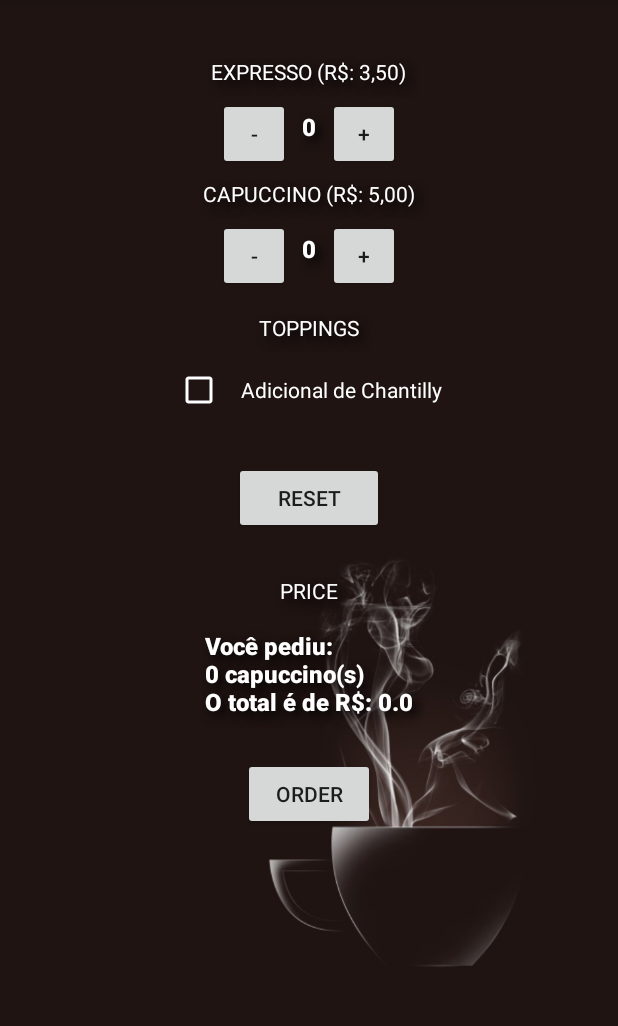
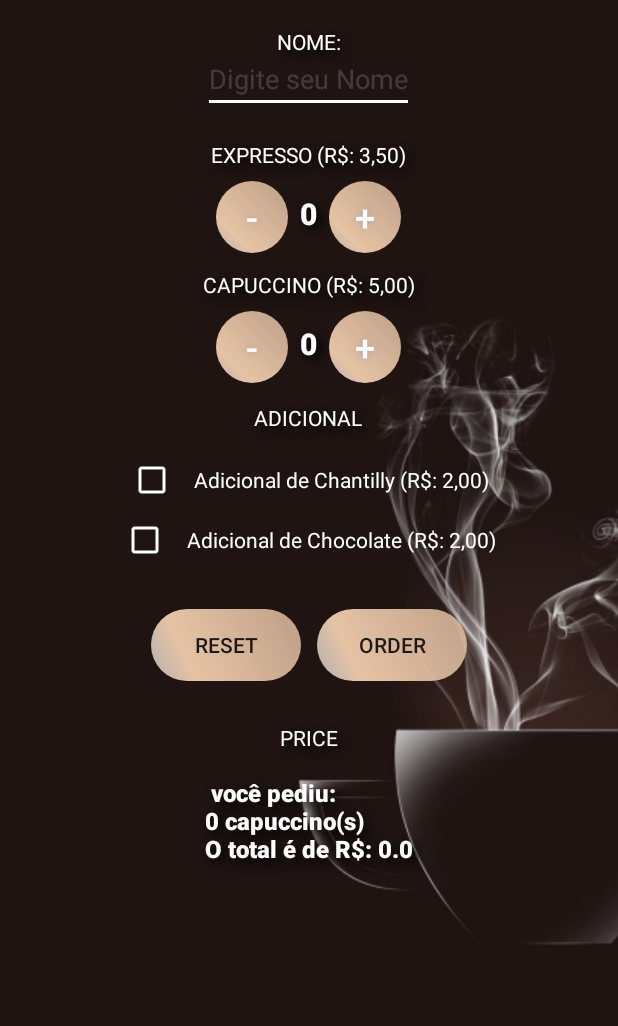
Before and after one commit to WesRocha/Coffe, an Android app: the screen it shows after launch (MainActivity), after a tap on "ORDER", on a phone screen of 412 x 824 dp, the part 84-1110 px from its top. Run offline under Robolectric (Android 15) with nearby library versions, the phone set to English and light mode, and no system bars; 1 other tap on this screen came first.

Commit message:
my second commit

```diff
--- a/app/src/main/java/com/example/justjava/MainActivity.java
+++ b/app/src/main/java/com/example/justjava/MainActivity.java
@@ -6,6 +6,7 @@ import android.os.Bundle;
 import android.util.Log;
 import android.view.View;
 import android.widget.CheckBox;
+import android.widget.EditText;
 import android.widget.TextView;
 import java.text.NumberFormat;
 
@@ -21,37 +22,55 @@ public class MainActivity extends AppCompatActivity {
     int quantityExpresso = 0;
     int quantityCapuccino = 0;
     String chantily = "";
+    String choco = "";
 
     public void submitOrder(View view){
+        CheckBox estaCheckChoco = (CheckBox) findViewById(R.id.checkboxChoco);
 
-        CheckBox estaCheck = (CheckBox) findViewById(R.id.checkboxChant);
-        if(estaCheck.isChecked()){
+        CheckBox estaCheckChant = (CheckBox) findViewById(R.id.checkboxChant);
+
+        EditText teste = (EditText) findViewById(R.id.name);
+
+        if(estaCheckChant.isChecked()){
             chantily = "Com adicional de chantilly";
         }else{
             chantily = "";
         }
+
+        if (estaCheckChoco.isChecked()){
+            choco = "Com adicional de chocolate";
+        }else{
+            choco = "";
+        }
+
         if(quantityExpresso == 0){
-            String message = "Você pediu:\n"
+            String message = teste.getText() + " você pediu:\n"
                     + quantityCapuccino + " capuccino(s)\n"
-                    + "O total é de R$: " + calculate2(quantityCapuccino, estaCheck.isChecked()) + "\n" +  chantily;
+                    + "O total é de R$: " + calculate2(quantityCapuccino, estaCheckChant.isChecked(), estaCheckChoco.isChecked())
+                    + "\n" +  chantily + "\n" + choco;
             displayMessage(message);
         }else if(quantityCapuccino == 0){
-            String message = "Você pediu:\n"
+            String message = teste.getText() + " você pediu:\n"
                     + quantityExpresso + " expresso(s)\n"
-                    + "O total é de R$: " + calculate1(quantityExpresso, estaCheck.isChecked()) + "\n" + chantily;
+                    + "O total é de R$: " + calculate1(quantityExpresso, estaCheckChant.isChecked(), estaCheckChoco.isChecked())
+                    + "\n" + chantily + "\n" + choco;
             displayMessage(message);
         }else{
-            String message = "Você pediu:\n"
+            String message = teste.getText() + " você pediu:\n"
                     + quantityExpresso + " café(s) expresso(s)\n"
                     + quantityCapuccino + " capuccino(s)\n"
-                    + "O total é de R$: " + calculate3(quantityExpresso, quantityCapuccino, estaCheck.isChecked()) + "\n" + chantily;
+                    + "O total é de R$: " + calculate3(quantityExpresso, quantityCapuccino, estaCheckChant.isChecked(), estaCheckChoco.isChecked())
+                    + "\n" + chantily + "\n" + choco;
             displayMessage(message);
         }
 
     }
 
-    private double calculate1(double quantityEx, boolean chant){
-        if (chant == true){
+    private double calculate1(double quantityEx, boolean chant, boolean choco){
+        if (chant == true && choco == true){
+            double total = quantityEx * 3.5 + 4;
+            return total;
+        }else if (chant == true || choco == true){
             double total = quantityEx * 3.5 + 2;
             return total;
         }else{
@@ -61,8 +80,11 @@ public class MainActivity extends AppCompatActivity {
 
     }
 
-    private double calculate2(double quantityCap, boolean chant){
-        if (chant == true){
+    private double calculate2(double quantityCap, boolean chant, boolean choco){
+        if (chant == true && choco == true){
+            double total = quantityCap * 5 + 4;
+            return total;
+        }else if (chant == true || choco == true){
             double total = quantityCap * 5 + 2;
             return total;
         }else{
@@ -72,11 +94,14 @@ public class MainActivity extends AppCompatActivity {
 
     }
 
-    private double calculate3(double quantityEx, double quantityCap, boolean chant){
-        if (chant == true){
+    private double calculate3(double quantityEx, double quantityCap, boolean chant, boolean choco){
+        if (chant == true && choco == true){
+            double total = ((quantityEx * 3.5) + (quantityCap * 5)) + 4;
+            return total;
+        }else if (chant == true || choco == true){
             double total = ((quantityEx * 3.5) + (quantityCap * 5)) + 2;
             return total;
-        }else{
+        }else {
             double total = ((quantityEx * 3.5) + (quantityCap * 5));
             return total;
         }
@@ -134,4 +159,5 @@ public class MainActivity extends AppCompatActivity {
         TextView priceTextView = (TextView) findViewById(R.id.price_text_view);
         priceTextView.setText(message);
     }
+
 }
--- /dev/null
+++ b/app/src/main/res/drawable/buttonshape.xml
@@ -0,0 +1,24 @@
+<?xml version="1.0" encoding="utf-8"?>
+<shape xmlns:android="http://schemas.android.com/apk/res/android" android:shape="rectangle" >
+    <corners
+        android:radius="100dp"
+        />
+    <gradient
+        android:angle="45"
+        android:centerX="25%"
+        android:centerColor="#E6C3A5"
+        android:startColor="#A9FFFFFF"
+        android:endColor="#CBE6C3A5"
+        android:type="linear"
+        />
+    <padding
+        android:left="0dp"
+        android:top="0dp"
+        android:right="0dp"
+        android:bottom="0dp"
+        />
+    <size
+        android:width="38dp"
+        android:height="38dp"
+        />
+</shape>
--- /dev/null
+++ b/app/src/main/res/drawable/buttonshape1.xml
@@ -0,0 +1,24 @@
+<?xml version="1.0" encoding="utf-8"?>
+<shape xmlns:android="http://schemas.android.com/apk/res/android" android:shape="rectangle" >
+    <corners
+        android:radius="17dp"
+        />
+    <gradient
+        android:angle="45"
+        android:centerX="35%"
+        android:centerColor="#A68D77"
+        android:startColor="#E6C3A5"
+        android:endColor="#c75732"
+        android:type="linear"
+        />
+    <padding
+        android:left="0dp"
+        android:top="0dp"
+        android:right="0dp"
+        android:bottom="0dp"
+        />
+    <size
+        android:width="250dp"
+        android:height="45dp"
+        />
+</shape>
--- a/app/src/main/res/layout/activity_main.xml
+++ b/app/src/main/res/layout/activity_main.xml
@@ -1,22 +1,57 @@
+<ScrollView
+    xmlns:android="http://schemas.android.com/apk/res/android"
+    android:layout_width="match_parent"
+    android:layout_height="match_parent"
+    android:background="#1f1412">
+
     <RelativeLayout xmlns:android="http://schemas.android.com/apk/res/android"
         xmlns:tools="http://schemas.android.com/tools"
         android:layout_width="match_parent"
         android:layout_height="match_parent"
-    tools:context=".MainActivity"
-    android:background="#1f1412">
+        tools:context=".MainActivity">
 
         <RelativeLayout
-        android:layout_width="match_parent"
+            android:layout_width="wrap_content"
             android:layout_height="match_parent">
 
             <ImageView
-            android:layout_width="match_parent"
+                android:layout_width="wrap_content"
                 android:layout_height="match_parent"
                 android:alpha="0.9"
-            android:paddingLeft="150dp"
-            android:paddingTop="300dp"
+                android:paddingTop="100dp"
+                android:paddingLeft="300dp"
                 android:scaleType="centerCrop"
                 android:src="@drawable/coffe1" />
+
+            <TextView
+                android:id="@+id/Nome"
+                android:layout_width="wrap_content"
+                android:layout_height="wrap_content"
+                android:text="Nome:"
+                android:textAllCaps="true"
+                android:padding="8dp"
+                android:layout_centerInParent="true"
+                android:layout_alignParentTop="true"
+                android:layout_marginTop="10dp"
+                android:textColor="#ffffff"
+                android:shadowColor="#000000"
+                android:shadowDx="5"
+                android:shadowDy="5"
+                android:shadowRadius="8"/>
+
+            <EditText
+                android:id="@+id/name"
+                android:layout_width="wrap_content"
+                android:layout_height="wrap_content"
+                android:layout_centerInParent="true"
+                android:layout_alignParentTop="true"
+                android:layout_marginTop="30dp"
+                android:textColor="#ffffff"
+                android:hint="Digite seu Nome"
+                android:textColorHint="#2AFFFFFF"
+                android:backgroundTint="#ffffff"
+                android:layout_below="@id/Nome"
+                android:textAlignment="center"/>
 
             <TextView
                 android:id="@+id/quantidadeExpresso"
@@ -26,22 +61,28 @@
                 android:textAllCaps="true"
                 android:padding="8dp"
                 android:layout_centerInParent="true"
-            android:layout_marginTop="30dp"
-            android:layout_alignParentTop="true"
+                android:layout_marginTop="10dp"
                 android:textColor="#ffffff"
                 android:shadowColor="#000000"
                 android:shadowDx="5"
                 android:shadowDy="5"
-            android:shadowRadius="8"/>
+                android:shadowRadius="8"
+                android:layout_below="@id/name"/>
 
             <Button
                 android:id="@+id/menosExpresso"
+                android:text="-"
+                android:textColor="#FFFFFF"
+                android:textSize="24sp"
                 android:layout_width="48dp"
                 android:layout_height="48dp"
-            android:text="-"
+                android:background="@drawable/buttonshape"
+                android:shadowColor="#A8A8A8"
+                android:shadowDx="0"
+                android:shadowDy="0"
+                android:shadowRadius="5"
                 android:layout_below="@id/quantidadeExpresso"
                 android:layout_toLeftOf="@id/quantity_text_view_expresso"
-            android:padding="8dp"
                 android:onClick="subtrairExpresso" />
 
             <TextView
@@ -49,7 +90,7 @@
                 android:layout_width="wrap_content"
                 android:layout_height="wrap_content"
                 android:text="0"
-            android:textSize="16sp"
+                android:textSize="20sp"
                 android:fontFamily="sans-serif-black"
                 android:layout_below="@id/quantidadeExpresso"
                 android:layout_centerInParent="true"
@@ -62,12 +103,18 @@
 
             <Button
                 android:id="@+id/maisExpresso"
+                android:text="+"
+                android:textColor="#FFFFFF"
+                android:textSize="24sp"
                 android:layout_width="48dp"
                 android:layout_height="48dp"
-            android:text="+"
+                android:background="@drawable/buttonshape"
+                android:shadowColor="#A8A8A8"
+                android:shadowDx="0"
+                android:shadowDy="0"
+                android:shadowRadius="5"
                 android:layout_below="@id/quantidadeExpresso"
                 android:layout_toRightOf="@id/quantity_text_view_expresso"
-            android:padding="8dp"
                 android:onClick="somarExpresso" />
 
             <TextView
@@ -88,12 +135,18 @@
 
             <Button
                 android:id="@+id/menosCapuccino"
+                android:text="-"
+                android:textColor="#FFFFFF"
+                android:textSize="24sp"
                 android:layout_width="48dp"
                 android:layout_height="48dp"
-            android:text="-"
+                android:background="@drawable/buttonshape"
+                android:shadowColor="#A8A8A8"
+                android:shadowDx="0"
+                android:shadowDy="0"
+                android:shadowRadius="5"
                 android:layout_below="@id/quantidadeCapuccino"
                 android:layout_toLeftOf="@id/quantity_text_view_capuccino"
-            android:padding="8dp"
                 android:onClick="subtrairCapuccino" />
 
             <TextView
@@ -101,7 +154,7 @@
                 android:layout_width="wrap_content"
                 android:layout_height="wrap_content"
                 android:text="0"
-            android:textSize="16sp"
+                android:textSize="20sp"
                 android:fontFamily="sans-serif-black"
                 android:layout_below="@id/quantidadeCapuccino"
                 android:layout_centerInParent="true"
@@ -114,20 +167,26 @@
 
             <Button
                 android:id="@+id/mais"
+                android:text="+"
+                android:textColor="#FFFFFF"
+                android:textSize="24sp"
                 android:layout_width="48dp"
                 android:layout_height="48dp"
-            android:text="+"
+                android:background="@drawable/buttonshape"
+                android:shadowColor="#A8A8A8"
+                android:shadowDx="0"
+                android:shadowDy="0"
+                android:shadowRadius="5"
                 android:layout_below="@id/quantidadeCapuccino"
                 android:layout_toRightOf="@id/quantity_text_view_capuccino"
-            android:padding="8dp"
                 android:onClick="somarCapuccino" />
 
             <TextView
                 android:id="@+id/toppíngs"
                 android:layout_width="wrap_content"
                 android:layout_height="wrap_content"
-            android:text="Toppings"
-            android:layout_marginTop="16dp"
+                android:text="Adicional"
+                android:layout_marginTop="10dp"
                 android:textAllCaps="true"
                 android:padding="8dp"
                 android:layout_below="@id/quantity_text_view_capuccino"
@@ -138,29 +197,59 @@
                 android:shadowDy="5"
                 android:shadowRadius="8"/>
 
-
             <CheckBox
                 android:layout_marginTop="8dp"
                 android:paddingLeft="12dp"
                 android:id="@+id/checkboxChant"
                 android:layout_width="wrap_content"
                 android:layout_height="wrap_content"
-            android:text="Adicional de Chantilly"
+                android:text="Adicional de Chantilly (R$: 2,00)"
                 android:textColor="#ffffff"
                 android:buttonTint="#ffffff"
                 android:layout_centerInParent="true"
                 android:layout_below="@id/toppíngs" />
+
+            <CheckBox
+                android:layout_marginTop="8dp"
+                android:paddingLeft="12dp"
+                android:id="@+id/checkboxChoco"
+                android:layout_width="wrap_content"
+                android:layout_height="wrap_content"
+                android:text="Adicional de Chocolate (R$: 2,00)"
+                android:textColor="#ffffff"
+                android:buttonTint="#ffffff"
+                android:layout_centerInParent="true"
+                android:layout_below="@id/checkboxChant" />
+
+            <LinearLayout
+                android:layout_width="wrap_content"
+                android:layout_height="wrap_content"
+                android:id="@+id/Linear"
+                android:layout_below="@id/checkboxChoco"
+                android:layout_centerInParent="true"
+                android:orientation="horizontal"
+                android:layout_marginTop="30dp"
+                >
 
                 <Button
                     android:id="@+id/reset"
                     android:layout_width="100dp"
                     android:layout_height="48dp"
                     android:text="Reset"
-            android:layout_below="@id/checkboxChant"
-            android:layout_centerInParent="true"
-            android:layout_marginTop="32dp"
-            android:padding="8dp"
-            android:onClick="reset" />
+                    android:background="@drawable/buttonshape"
+                    android:onClick="reset"
+                    android:layout_marginRight="5dp"/>
+
+                <Button
+                    android:id="@+id/order"
+                    android:layout_width="100dp"
+                    android:layout_height="48dp"
+                    android:text="order"
+                    android:background="@drawable/buttonshape"
+                    android:onClick="submitOrder"
+                    android:layout_marginLeft="5dp"/>
+
+            </LinearLayout>
 
             <TextView
                 android:id="@+id/price"
@@ -170,7 +259,7 @@
                 android:textAllCaps="true"
                 android:padding="8dp"
                 android:layout_marginTop="20dp"
-            android:layout_below="@id/reset"
+                android:layout_below="@id/Linear"
                 android:layout_centerInParent="true"
                 android:textColor="#ffffff"
                 android:shadowColor="#000000"
@@ -194,16 +283,8 @@
                 android:shadowDy="5"
                 android:shadowRadius="8"/>
 
-        <Button
-            android:id="@+id/order"
-            android:layout_width="wrap_content"
-            android:layout_height="wrap_content"
-            android:text="order"
-            android:layout_below="@id/price_text_view"
-            android:layout_centerInParent="true"
-            android:onClick="submitOrder"
-            android:padding="8dp" />
+
 
         </RelativeLayout>
-
     </RelativeLayout>
+</ScrollView>
```
Lines whose indentation alone changed are shown as unchanged.
